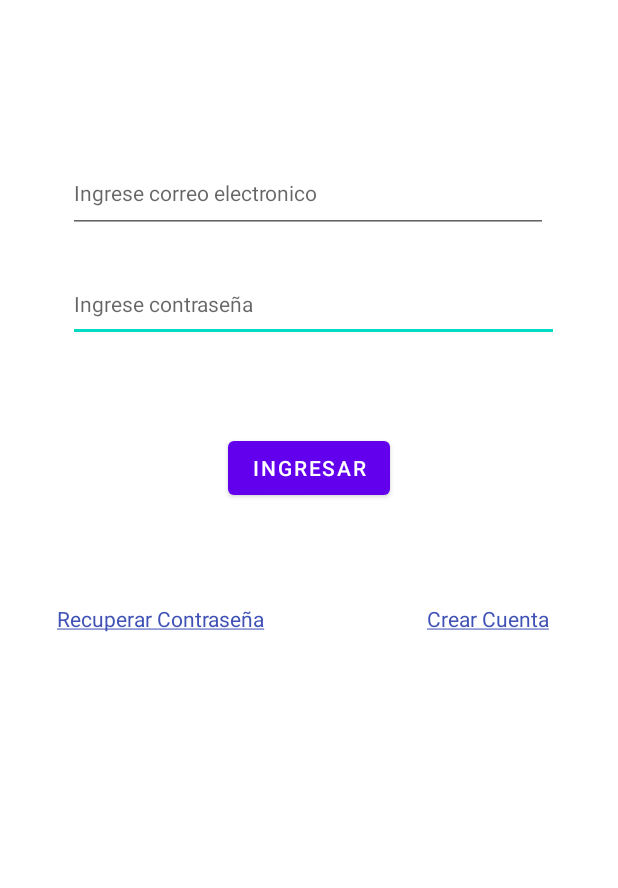
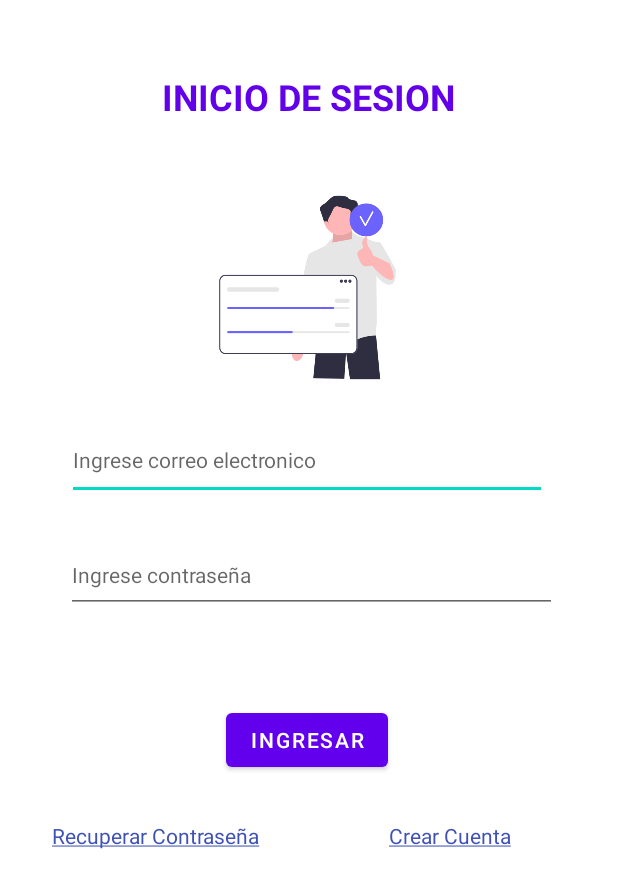
Before and after one commit to SuaArraY/Autentificacion_kotlin_firebase, an Android app: the screen it shows after launch (MainActivity), on a phone screen of 412 x 824 dp. Shown: the top 888 px of the screen. Run offline under Robolectric (Android 15) with nearby library versions, the phone set to English and light mode, and no system bars; our stand-ins replace Firebase (no records; nobody signed in at launch, a user with empty details on screens opened directly).

Commit message:
diseño del inicio de sesion

```diff
--- a/Autetificacion/app/src/main/res/layout/activity_main.xml
+++ b/Autetificacion/app/src/main/res/layout/activity_main.xml
@@ -5,6 +5,73 @@
     android:layout_width="match_parent"
     android:layout_height="match_parent"
     tools:context=".MainActivity">
+
+    <TextView
+        android:id="@+id/btnCrearCuentaPrincipal"
+        android:layout_width="wrap_content"
+        android:layout_height="wrap_content"
+        android:clickable="true"
+        android:text="@string/strCrearCuenta"
+        android:textColor="#3F51B5"
+        app:layout_constraintBottom_toBottomOf="parent"
+        app:layout_constraintEnd_toEndOf="parent"
+        app:layout_constraintHorizontal_bias="0.784"
+        app:layout_constraintStart_toStartOf="parent"
+        app:layout_constraintTop_toTopOf="parent"
+        app:layout_constraintVertical_bias="0.68" />
+
+    <TextView
+        android:id="@+id/btnRecuperarContra"
+        android:layout_width="wrap_content"
+        android:layout_height="wrap_content"
+        android:clickable="true"
+        android:text="@string/strRecuperarContra"
+        android:textColor="#3F51B5"
+        app:layout_constraintBottom_toBottomOf="parent"
+        app:layout_constraintEnd_toEndOf="parent"
+        app:layout_constraintHorizontal_bias="0.128"
+        app:layout_constraintStart_toStartOf="parent"
+        app:layout_constraintTop_toTopOf="parent"
+        app:layout_constraintVertical_bias="0.68" />
+
+    <Button
+        android:id="@+id/btnRegistrar"
+        android:layout_width="wrap_content"
+        android:layout_height="wrap_content"
+        android:layout_marginTop="60dp"
+        android:text="INGRESAR"
+        app:layout_constraintBottom_toBottomOf="parent"
+        app:layout_constraintEnd_toEndOf="parent"
+        app:layout_constraintHorizontal_bias="0.496"
+        app:layout_constraintStart_toStartOf="parent"
+        app:layout_constraintTop_toBottomOf="@+id/txtContra"
+        app:layout_constraintVertical_bias="0.002" />
+
+    <EditText
+        android:id="@+id/txtCorreo"
+        android:layout_width="320dp"
+        android:layout_height="53dp"
+        android:ems="10"
+        android:hint="Ingrese correo electronico"
+        android:inputType="textEmailAddress"
+        android:textSize="14sp"
+        app:layout_constraintBottom_toBottomOf="parent"
+        app:layout_constraintEnd_toEndOf="parent"
+        app:layout_constraintHorizontal_bias="0.483"
+        app:layout_constraintStart_toStartOf="parent"
+        app:layout_constraintTop_toTopOf="parent"
+        app:layout_constraintVertical_bias="0.363" />
+
+    <ImageView
+        android:id="@+id/imageView3"
+        android:layout_width="271dp"
+        android:layout_height="159dp"
+        android:layout_marginTop="112dp"
+        app:layout_constraintEnd_toEndOf="parent"
+        app:layout_constraintHorizontal_bias="0.492"
+        app:layout_constraintStart_toStartOf="parent"
+        app:layout_constraintTop_toTopOf="parent"
+        app:srcCompat="@drawable/registro" />
 
     <EditText
         android:id="@+id/txtContra"
@@ -16,61 +83,22 @@
         android:textSize="14sp"
         app:layout_constraintBottom_toBottomOf="parent"
         app:layout_constraintEnd_toEndOf="parent"
-        app:layout_constraintHorizontal_bias="0.535"
+        app:layout_constraintHorizontal_bias="0.523"
         app:layout_constraintStart_toStartOf="parent"
         app:layout_constraintTop_toTopOf="parent"
-        app:layout_constraintVertical_bias="0.23" />
+        app:layout_constraintVertical_bias="0.463" />
 
-    <EditText
-        android:id="@+id/txtCorreo"
-        android:layout_width="320dp"
-        android:layout_height="53dp"
-        android:ems="10"
-        android:hint="Ingrese correo electronico"
-        android:inputType="textEmailAddress"
-        android:textSize="14sp"
-        app:layout_constraintBottom_toBottomOf="parent"
-        app:layout_constraintEnd_toEndOf="parent"
-        app:layout_constraintHorizontal_bias="0.494"
-        app:layout_constraintStart_toStartOf="parent"
-        app:layout_constraintTop_toTopOf="parent"
-        app:layout_constraintVertical_bias="0.132" />
-
-    <Button
-        android:id="@+id/btnRegistrar"
+    <TextView
+        android:id="@+id/textView4"
         android:layout_width="wrap_content"
         android:layout_height="wrap_content"
-        android:layout_marginTop="60dp"
-        android:text="INGRESAR"
-        app:layout_constraintBottom_toBottomOf="parent"
+        android:layout_marginTop="48dp"
+        android:text="INICIO DE SESION"
+        android:textColor="#6200EA"
+        android:textSize="24sp"
+        android:textStyle="bold"
         app:layout_constraintEnd_toEndOf="parent"
-        app:layout_constraintStart_toStartOf="parent"
-        app:layout_constraintTop_toBottomOf="@+id/txtContra"
-        app:layout_constraintVertical_bias="0.0" />
-
-    <TextView
-        android:id="@+id/btnCrearCuentaPrincipal"
-        android:layout_width="wrap_content"
-        android:layout_height="wrap_content"
-        android:clickable="true"
-        android:text="@string/strCrearCuenta"
-        android:textColor="#3F51B5"
-        app:layout_constraintBottom_toBottomOf="parent"
-        app:layout_constraintEnd_toEndOf="parent"
-        app:layout_constraintHorizontal_bias="0.86"
-        app:layout_constraintStart_toStartOf="parent"
-        app:layout_constraintTop_toTopOf="parent" />
-
-    <TextView
-        android:id="@+id/btnRecuperarContra"
-        android:layout_width="wrap_content"
-        android:layout_height="wrap_content"
-        android:text="@string/strRecuperarContra"
-        android:textColor="#3F51B5"
-        android:clickable="true"
-        app:layout_constraintBottom_toBottomOf="parent"
-        app:layout_constraintEnd_toEndOf="parent"
-        app:layout_constraintHorizontal_bias="0.139"
+        app:layout_constraintHorizontal_bias="0.497"
         app:layout_constraintStart_toStartOf="parent"
         app:layout_constraintTop_toTopOf="parent" />
 
```
Also changed, not shown: Autetificacion/app/src/main/java/com/example/loginfirebase/MainActivity2.kt (+24 -0 lines), Autetificacion/app/src/main/res/layout/activity_main2.xml (+81 -65 lines), Autetificacion/app/src/main/res/drawable/actividades.png (added), Autetificacion/app/src/main/res/drawable/registro.png (added).
